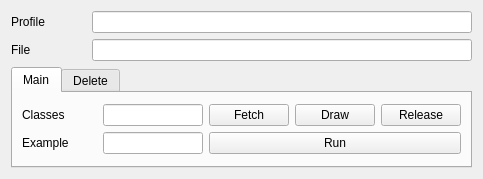
First picture: the form in awsScript.ui, repository Nummulith/ObjectModelFramework, before the edit.
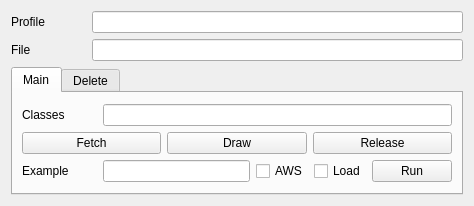
Second picture: the form after the edit.

The edit to the form file:
```diff
--- a/awsScript.ui
+++ b/awsScript.ui
@@ -7,7 +7,7 @@
     <x>0</x>
     <y>0</y>
     <width>474</width>
-    <height>179</height>
+    <height>206</height>
    </rect>
   </property>
   <property name="windowTitle">
@@ -89,7 +89,7 @@
            <item>
             <layout class="QVBoxLayout" name="verticalLayout_2">
              <item>
-              <layout class="QHBoxLayout" name="horizontalLayout_7">
+              <layout class="QHBoxLayout" name="horizontalLayout_5">
                <item>
                 <widget class="QLabel" name="label">
                  <property name="sizePolicy">
@@ -118,25 +118,29 @@
                <item>
                 <widget class="QLineEdit" name="leClasses">
                  <property name="sizePolicy">
-                  <sizepolicy hsizetype="Fixed" vsizetype="Fixed">
+                  <sizepolicy hsizetype="Expanding" vsizetype="Fixed">
                    <horstretch>0</horstretch>
                    <verstretch>0</verstretch>
                   </sizepolicy>
                  </property>
                  <property name="minimumSize">
                   <size>
-                   <width>100</width>
+                   <width>0</width>
                    <height>0</height>
                   </size>
                  </property>
                  <property name="maximumSize">
                   <size>
-                   <width>100</width>
+                   <width>16777215</width>
                    <height>16777215</height>
                   </size>
                  </property>
                 </widget>
                </item>
+              </layout>
+             </item>
+             <item>
+              <layout class="QHBoxLayout" name="horizontalLayout_7">
                <item>
                 <widget class="QPushButton" name="bFetch">
                  <property name="text">
@@ -190,27 +194,59 @@
                <item>
                 <widget class="QLineEdit" name="leExample">
                  <property name="sizePolicy">
-                  <sizepolicy hsizetype="Fixed" vsizetype="Fixed">
+                  <sizepolicy hsizetype="Expanding" vsizetype="Fixed">
                    <horstretch>0</horstretch>
                    <verstretch>0</verstretch>
                   </sizepolicy>
                  </property>
                  <property name="minimumSize">
                   <size>
-                   <width>100</width>
+                   <width>0</width>
                    <height>0</height>
                   </size>
                  </property>
                  <property name="maximumSize">
                   <size>
-                   <width>100</width>
+                   <width>16777215</width>
                    <height>16777215</height>
                   </size>
                  </property>
                 </widget>
                </item>
+               <item>
+                <widget class="QCheckBox" name="cbAWS">
+                 <property name="maximumSize">
+                  <size>
+                   <width>75</width>
+                   <height>16777215</height>
+                  </size>
+                 </property>
+                 <property name="text">
+                  <string>AWS</string>
+                 </property>
+                </widget>
+               </item>
+               <item>
+                <widget class="QCheckBox" name="cbLoad">
+                 <property name="maximumSize">
+                  <size>
+                   <width>75</width>
+                   <height>16777215</height>
+                  </size>
+                 </property>
+                 <property name="text">
+                  <string>Load</string>
+                 </property>
+                </widget>
+               </item>
                <item>
                 <widget class="QPushButton" name="bExample">
+                 <property name="maximumSize">
+                  <size>
+                   <width>100</width>
+                   <height>16777215</height>
+                  </size>
+                 </property>
                  <property name="text">
                   <string>Run</string>
                  </property>
```
Left out of the diff: 8 changed lines with no effect on the pictures.
